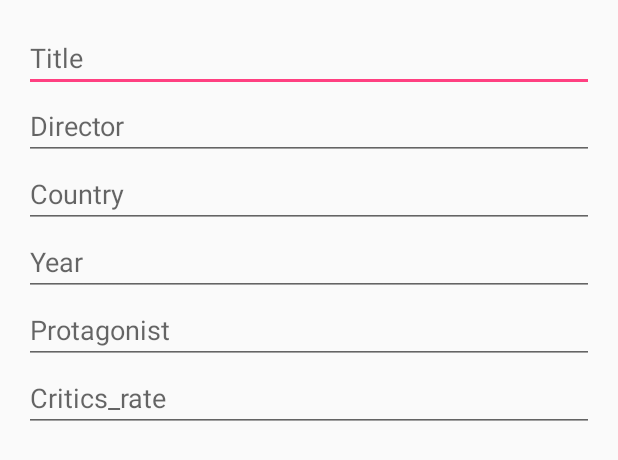
After one commit to twinone/upc, an Android app: the layout film_list_item.xml on its own in the app's theme, with its tools: preview values and no code run, on a phone screen of 412 x 824 dp. The commit adds this screen. Shown: the top 460 px of the screen. Run offline under Robolectric (Android 15) with nearby library versions, the phone set to English and light mode, and no system bars.

Commit message:
Update stuff, add strings, etco

```diff
--- a/fib-idi-android/MyFilmDatabase/app/src/main/AndroidManifest.xml
+++ b/fib-idi-android/MyFilmDatabase/app/src/main/AndroidManifest.xml
@@ -8,7 +8,7 @@
         android:label="@string/app_name"
         android:supportsRtl="true"
         android:theme="@style/AppTheme">
-        <activity android:name=".MainActivity">
+        <activity android:name=".ui.MainActivity">
             <intent-filter>
                 <action android:name="android.intent.action.MAIN" />
 
--- /dev/null
+++ b/fib-idi-android/MyFilmDatabase/app/src/main/res/layout/film_list_item.xml
@@ -0,0 +1,46 @@
+<?xml version="1.0" encoding="utf-8"?>
+<LinearLayout xmlns:android="http://schemas.android.com/apk/res/android"
+    android:layout_width="match_parent"
+    android:layout_height="match_parent"
+    android:orientation="vertical"
+    android:padding="16dp">
+
+    <EditText
+        android:id="@+id/et_title"
+        android:layout_width="match_parent"
+        android:layout_height="wrap_content"
+        android:hint="@string/newfilm_title" />
+
+    <EditText
+        android:id="@+id/et_director"
+        android:layout_width="match_parent"
+        android:layout_height="wrap_content"
+        android:hint="@string/newfilm_director" />
+
+    <EditText
+        android:id="@+id/et_country"
+        android:layout_width="match_parent"
+        android:layout_height="wrap_content"
+        android:hint="@string/newfilm_country" />
+
+    <EditText
+        android:id="@+id/et_year"
+        android:layout_width="match_parent"
+        android:layout_height="wrap_content"
+        android:hint="@string/newfilm_year"
+        android:inputType="number" />
+
+    <EditText
+        android:id="@+id/et_protagonist"
+        android:layout_width="match_parent"
+        android:layout_height="wrap_content"
+        android:hint="@string/newfilm_protagonist" />
+
+    <EditText
+        android:id="@+id/et_critics_rate"
+        android:layout_width="match_parent"
+        android:layout_height="wrap_content"
+        android:hint="@string/newfilm_critics_rate"
+        android:inputType="number" />
+
+</LinearLayout>
--- a/fib-idi-android/MyFilmDatabase/app/src/main/res/values/strings.xml
+++ b/fib-idi-android/MyFilmDatabase/app/src/main/res/values/strings.xml
@@ -1,3 +1,12 @@
 <resources>
     <string name="app_name">MyDatabaseExample</string>
+    <string name="new_film_tit">New Film</string>
+
+
+    <string name="newfilm_title">Title</string>
+    <string name="newfilm_director">Director</string>
+    <string name="newfilm_country">Country</string>
+    <string name="newfilm_year">Year</string>
+    <string name="newfilm_protagonist">Protagonist</string>
+    <string name="newfilm_critics_rate">Critics_rate</string>
 </resources>
```
Also changed, not shown: fib-idi-android/MyFilmDatabase/app/src/main/res/drawable/ic_add_black_24dp.xml (added, +9 -0 lines), fib-idi-android/MyFilmDatabase/app/src/main/res/layout/content_scrolling.xml (deleted, +0 -16 lines), fib-idi-android/MyFilmDatabase/app/src/main/res/layout/fragment_film_list.xml (added, +24 -0 lines), fib-idi-android/MyFilmDatabase/app/src/main/res/layout/main.xml (deleted, +0 -34 lines), 1 other file.
